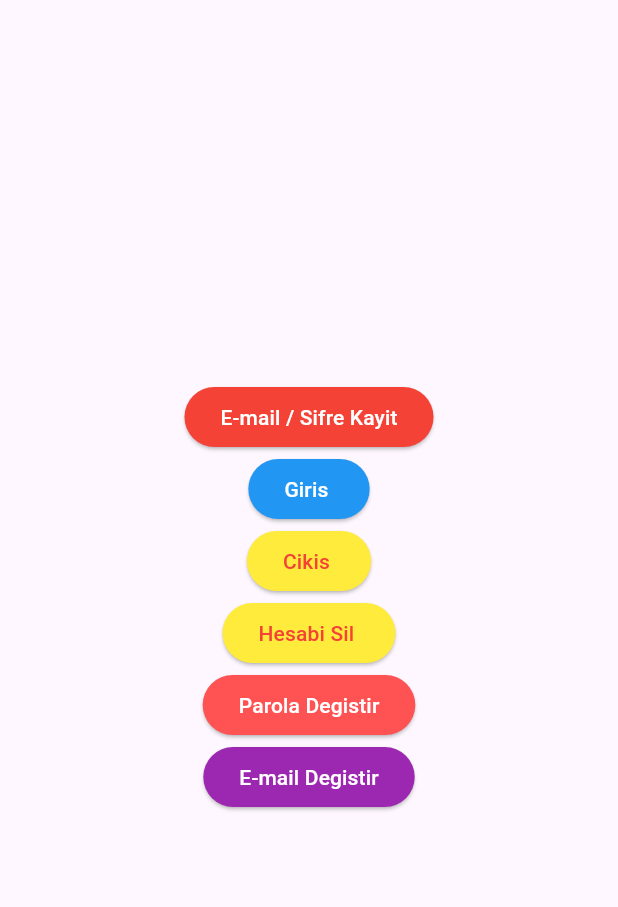
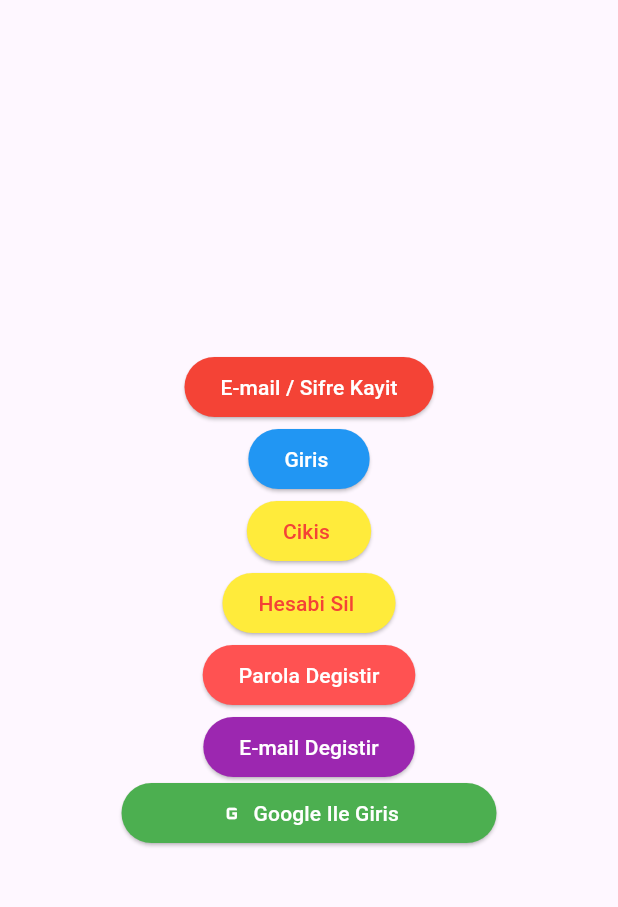
Before and after one commit to tahaturan/flutter_firebase, a Flutter app: the screen it shows after launch, on a phone screen of 412 x 824 dp, the part 63-970 px from its top. Run offline on Flutter 3.47's test engine with Material 2 defaults, Android fonts, the phone set to English and light mode, and no system bars; our stand-ins replace firebase_auth, firebase_core, google_sign_in; accounts and stored records are empty.

Commit message:
Gmail ile oturum acma islemleri

```diff
--- a/lib/pages/homepage.dart
+++ b/lib/pages/homepage.dart
@@ -1,5 +1,6 @@
 import 'package:firebase_auth/firebase_auth.dart';
 import 'package:flutter/material.dart';
+import 'package:google_sign_in/google_sign_in.dart';
 
 class HomePage extends StatefulWidget {
   const HomePage({Key? key}) : super(key: key);
@@ -101,6 +102,31 @@ class _HomePageState extends State<HomePage> {
                 style: TextStyle(color: Colors.white),
               ),
             ),
+            SizedBox(
+              width: 250,
+              height: 40,
+              child: ElevatedButton(
+                  style: ElevatedButton.styleFrom(
+                    backgroundColor: Colors.green,
+                  ),
+                  onPressed: () {
+                    googleIleGiris();
+                  },
+                  child: Row(
+                    mainAxisAlignment: MainAxisAlignment.center,
+                    children: const [
+                      Icon(
+                        Icons.g_mobiledata_outlined,
+                        color: Colors.white,
+                      ),
+                      SizedBox(width: 5),
+                      Text(
+                        "Google Ile Giris",
+                        style: TextStyle(color: Colors.white),
+                      ),
+                    ],
+                  )),
+            ),
           ],
         ),
       ),
@@ -135,6 +161,11 @@ class _HomePageState extends State<HomePage> {
   }
 
   void signOutUser() async {
+    var user = GoogleSignIn().currentUser;
+
+    if (user != null) {
+      await GoogleSignIn().signOut();
+    }
     await auth.signOut();
   }
 
@@ -184,4 +215,21 @@ class _HomePageState extends State<HomePage> {
       debugPrint(e.toString());
     }
   }
+
+  void googleIleGiris() async {
+    final GoogleSignInAccount? googleUser = await GoogleSignIn().signIn();
+
+    // Obtain the auth details from the request
+    final GoogleSignInAuthentication? googleAuth =
+        await googleUser?.authentication;
+
+    // Create a new credential
+    final credential = GoogleAuthProvider.credential(
+      accessToken: googleAuth?.accessToken,
+      idToken: googleAuth?.idToken,
+    );
+
+    // Once signed in, return the UserCredential
+    await FirebaseAuth.instance.signInWithCredential(credential);
+  }
 }
--- a/pubspec.yaml
+++ b/pubspec.yaml
@@ -38,6 +38,7 @@ dependencies:
   cupertino_icons: ^1.0.2
   firebase_core: ^1.22.0
   firebase_auth: ^3.9.0
+  google_sign_in: ^5.4.1
 
 dev_dependencies:
   flutter_test:
```
Also changed, not shown: pubspec.lock, 3 other files.
